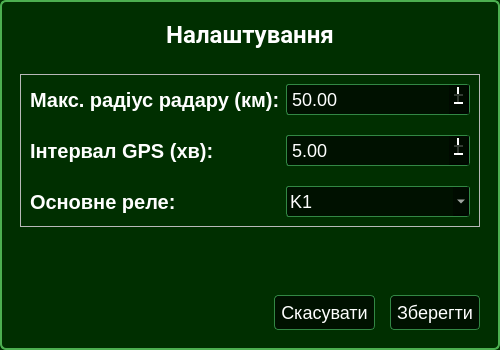
VadymKotsiuba1808/SDR_Pi, file app/ui/settings_dialog.ui: the form before one commit.
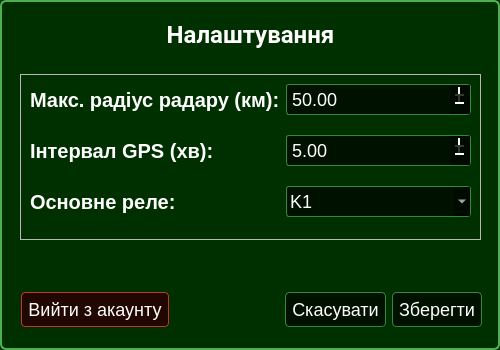
The form after the commit.

Commit message: Added btnLogout to settings dialog

Diff of the .ui file:
```diff
--- a/app/ui/settings_dialog.ui
+++ b/app/ui/settings_dialog.ui
@@ -66,26 +66,37 @@
   background-color: #328844;
   color: #002509;
 }
+
+QPushButton#btnLogout {
+  border: none;
+  background-color: rgba(40, 0, 0, 0.85);
+  border: 1px solid #C0392B;
+  color: #FFFFFF;
+  font-size: 18px;
+  padding: 6px;
+  border-radius: 4px;
+}
+
+QPushButton#btnLogout:hover {
+  background-color: rgba(80, 0, 0, 0.9);
+}
+
+QPushButton#btnLogout:pressed {
+  background-color: #C0392B;
+  color: #2B0000;
+}
+
 </string>
   </property>
-  <layout class="QVBoxLayout" name="verticalLayout">
-   <property name="spacing">
-    <number>15</number>
-   </property>
-   <property name="leftMargin">
-    <number>20</number>
-   </property>
-   <property name="topMargin">
-    <number>20</number>
-   </property>
-   <property name="rightMargin">
-    <number>20</number>
-   </property>
-   <property name="bottomMargin">
-    <number>20</number>
-   </property>
-   <item>
     <widget class="QLabel" name="lblTitle">
+   <property name="geometry">
+    <rect>
+     <x>20</x>
+     <y>20</y>
+     <width>461</width>
+     <height>39</height>
+    </rect>
+   </property>
      <property name="font">
       <font>
        <family>Roboto</family>
@@ -103,9 +114,15 @@
       <set>Qt::AlignmentFlag::AlignCenter</set>
      </property>
     </widget>
-   </item>
-   <item>
     <widget class="QFrame" name="frameContent">
+   <property name="geometry">
+    <rect>
+     <x>20</x>
+     <y>74</y>
+     <width>461</width>
+     <height>166</height>
+    </rect>
+   </property>
      <property name="frameShape">
       <enum>QFrame::Shape::StyledPanel</enum>
      </property>
@@ -184,22 +201,23 @@
       </item>
      </layout>
     </widget>
-   </item>
-   <item>
-    <spacer name="verticalSpacer">
-     <property name="orientation">
-      <enum>Qt::Orientation::Vertical</enum>
-     </property>
-     <property name="sizeHint" stdset="0">
-      <size>
-       <width>20</width>
+  <widget class="QWidget" name="">
+   <property name="geometry">
+    <rect>
+     <x>21</x>
+     <y>290</y>
+     <width>461</width>
        <height>40</height>
-      </size>
-     </property>
-    </spacer>
-   </item>
+    </rect>
+   </property>
+   <layout class="QHBoxLayout" name="horizontalLayout">
    <item>
-    <layout class="QHBoxLayout" name="horizontalLayout_Footer">
+     <widget class="QPushButton" name="btnLogout">
+      <property name="text">
+       <string>Вийти з акаунту</string>
+      </property>
+     </widget>
+    </item>
      <item>
       <spacer name="horizontalSpacer">
        <property name="orientation">
@@ -228,8 +246,7 @@
       </widget>
      </item>
     </layout>
-   </item>
-  </layout>
+  </widget>
  </widget>
  <resources/>
  <connections/>
```
Lines whose indentation alone changed are shown as unchanged. The commit also changes 3 other files.
